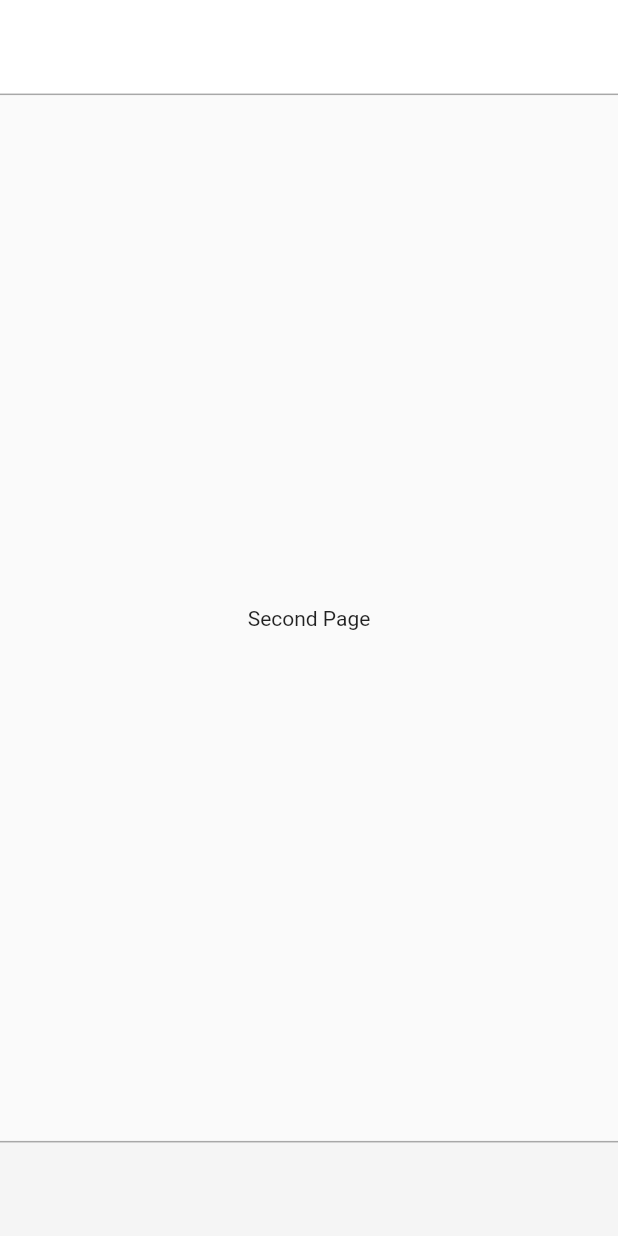
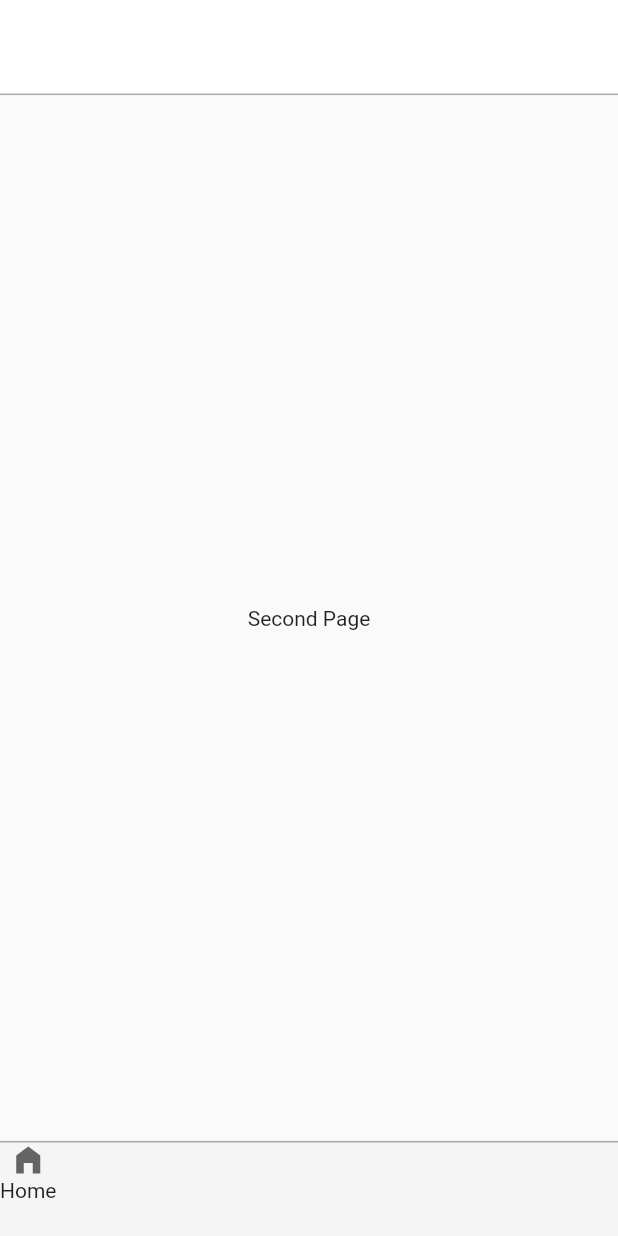
Before and after one commit to Miri-Hwang/mango_market, a Flutter app: the screen it shows after launch, swiped to page 2, on a phone screen of 412 x 824 dp. Run offline on Flutter 3.47's test engine with Material 2 defaults, Android fonts, the phone set to English and light mode, and no system bars.

```diff
--- a/lib/constants.dart
+++ b/lib/constants.dart
@@ -3,4 +3,5 @@ import 'package:flutter/material.dart';
 Color white = Colors.white;
 Color whiteGrey = Color.fromRGBO(245, 245, 245, 1);
 Color lightGrey = Colors.white24;
+Color darkGrey = Color.fromRGBO(100, 100, 101, 1);
 Color borderGrey = Color.fromRGBO(168, 168, 168, 1);
--- a/lib/main.dart
+++ b/lib/main.dart
@@ -103,6 +103,11 @@ class _MyHomePageState extends State<MyHomePage> {
                   color:whiteGrey,
                   border: Border(top: BorderSide(width: 1, color: borderGrey))
                 ),
+                child: Row(
+                  children: [
+                    Column(children: [Icon(Icons.home_filled, color: darkGrey,),Text('Home',)],)
+                  ],
+                ),
               ),
             )
           ],
```
Also changed, not shown: pubspec.yaml (+7 -1 lines), fonts/NotoSans-Bold.ttf (added), fonts/NotoSans-BoldItalic.ttf (added), fonts/NotoSans-Italic.ttf (added), fonts/NotoSans-Regular.ttf (added).
